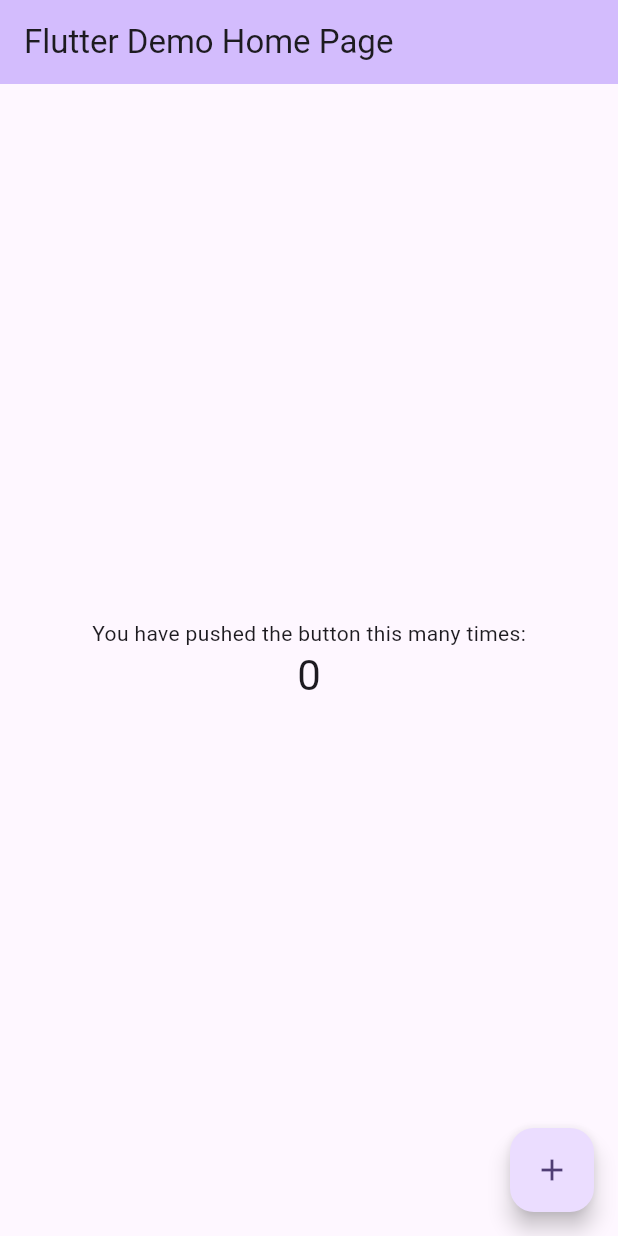
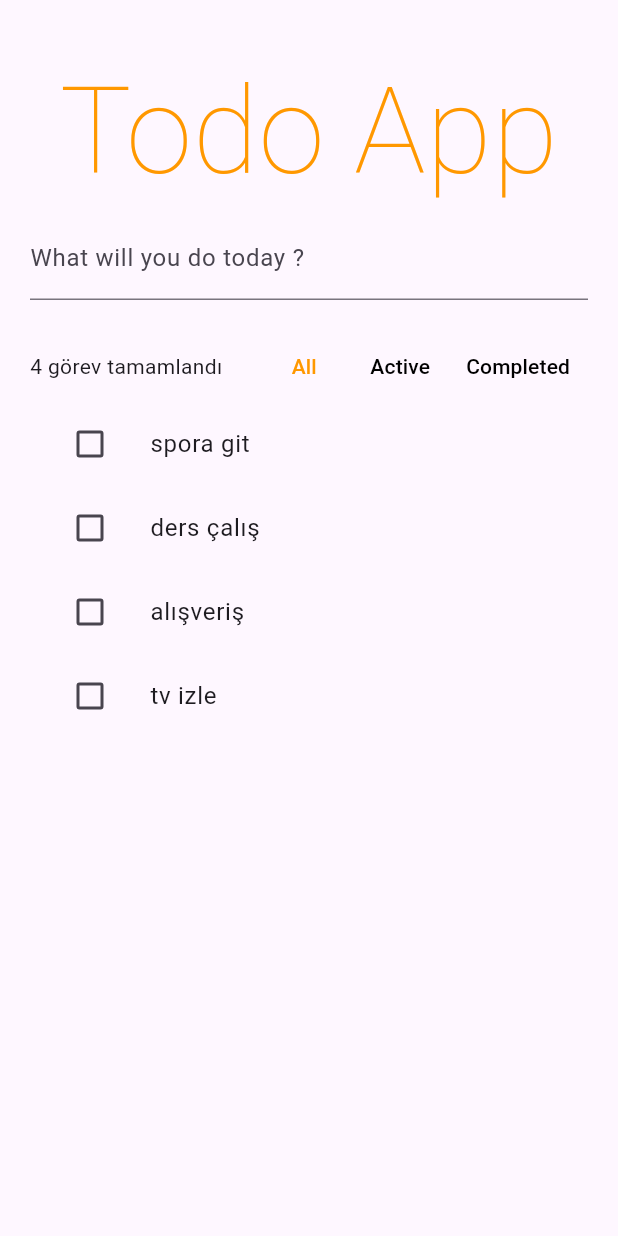
Before and after one commit to suleymanharbelioglu/To-Do-riverpod-used-, a Flutter app: the screen it shows after launch, on a phone screen of 412 x 824 dp. Run offline on Flutter 3.47's test engine with Material 3 defaults, Android fonts, the phone set to English and light mode, and no system bars; our stand-ins replace flutter_riverpod.

```diff
--- a/lib/main.dart
+++ b/lib/main.dart
@@ -1,125 +1,18 @@
 import 'package:flutter/material.dart';
+import 'package:flutter_application_3/todo_app.dart';
+import 'package:flutter_riverpod/flutter_riverpod.dart';
 
-void main() {
-  runApp(const MyApp());
-}
+void main() => runApp(ProviderScope(child: MyApp()));
 
 class MyApp extends StatelessWidget {
   const MyApp({super.key});
 
-  // This widget is the root of your application.
   @override
   Widget build(BuildContext context) {
     return MaterialApp(
-      title: 'Flutter Demo',
-      theme: ThemeData(
-        // This is the theme of your application.
-        //
-        // TRY THIS: Try running your application with "flutter run". You'll see
-        // the application has a purple toolbar. Then, without quitting the app,
-        // try changing the seedColor in the colorScheme below to Colors.green
-        // and then invoke "hot reload" (save your changes or press the "hot
-        // reload" button in a Flutter-supported IDE, or press "r" if you used
-        // the command line to start the app).
-        //
-        // Notice that the counter didn't reset back to zero; the application
-        // state is not lost during the reload. To reset the state, use hot
-        // restart instead.
-        //
-        // This works for code too, not just values: Most code changes can be
-        // tested with just a hot reload.
-        colorScheme: ColorScheme.fromSeed(seedColor: Colors.deepPurple),
-        useMaterial3: true,
-      ),
-      home: const MyHomePage(title: 'Flutter Demo Home Page'),
+      debugShowCheckedModeBanner: false,
+      title: 'Material App',
+      home: TodoApp(),
     );
   }
 }
-
-class MyHomePage extends StatefulWidget {
-  const MyHomePage({super.key, required this.title});
-
-  // This widget is the home page of your application. It is stateful, meaning
-  // that it has a State object (defined below) that contains fields that affect
-  // how it looks.
-
-  // This class is the configuration for the state. It holds the values (in this
-  // case the title) provided by the parent (in this case the App widget) and
-  // used by the build method of the State. Fields in a Widget subclass are
-  // always marked "final".
-
-  final String title;
-
-  @override
-  State<MyHomePage> createState() => _MyHomePageState();
-}
-
-class _MyHomePageState extends State<MyHomePage> {
-  int _counter = 0;
-
-  void _incrementCounter() {
-    setState(() {
-      // This call to setState tells the Flutter framework that something has
-      // changed in this State, which causes it to rerun the build method below
-      // so that the display can reflect the updated values. If we changed
-      // _counter without calling setState(), then the build method would not be
-      // called again, and so nothing would appear to happen.
-      _counter++;
-    });
-  }
-
-  @override
-  Widget build(BuildContext context) {
-    // This method is rerun every time setState is called, for instance as done
-    // by the _incrementCounter method above.
-    //
-    // The Flutter framework has been optimized to make rerunning build methods
-    // fast, so that you can just rebuild anything that needs updating rather
-    // than having to individually change instances of widgets.
-    return Scaffold(
-      appBar: AppBar(
-        // TRY THIS: Try changing the color here to a specific color (to
-        // Colors.amber, perhaps?) and trigger a hot reload to see the AppBar
-        // change color while the other colors stay the same.
-        backgroundColor: Theme.of(context).colorScheme.inversePrimary,
-        // Here we take the value from the MyHomePage object that was created by
-        // the App.build method, and use it to set our appbar title.
-        title: Text(widget.title),
-      ),
-      body: Center(
-        // Center is a layout widget. It takes a single child and positions it
-        // in the middle of the parent.
-        child: Column(
-          // Column is also a layout widget. It takes a list of children and
-          // arranges them vertically. By default, it sizes itself to fit its
-          // children horizontally, and tries to be as tall as its parent.
-          //
-          // Column has various properties to control how it sizes itself and
-          // how it positions its children. Here we use mainAxisAlignment to
-          // center the children vertically; the main axis here is the vertical
-          // axis because Columns are vertical (the cross axis would be
-          // horizontal).
-          //
-          // TRY THIS: Invoke "debug painting" (choose the "Toggle Debug Paint"
-          // action in the IDE, or press "p" in the console), to see the
-          // wireframe for each widget.
-          mainAxisAlignment: MainAxisAlignment.center,
-          children: <Widget>[
-            const Text(
-              'You have pushed the button this many times:',
-            ),
-            Text(
-              '$_counter',
-              style: Theme.of(context).textTheme.headlineMedium,
-            ),
-          ],
-        ),
-      ),
-      floatingActionButton: FloatingActionButton(
-        onPressed: _incrementCounter,
-        tooltip: 'Increment',
-        child: const Icon(Icons.add),
-      ), // This trailing comma makes auto-formatting nicer for build methods.
-    );
-  }
-}
--- /dev/null
+++ b/lib/models/todo_model.dart
@@ -0,0 +1,8 @@
+class TodoModel {
+  final String id;
+  final String description;
+  final bool completed;
+
+  TodoModel(
+      {required this.id, required this.description, this.completed = false});
+}
--- /dev/null
+++ b/lib/providers/all_providers.dart
@@ -0,0 +1,65 @@
+import 'package:flutter_application_3/models/todo_model.dart';
+import 'package:flutter_application_3/providers/todo_list_manager.dart';
+import 'package:flutter_riverpod/flutter_riverpod.dart';
+import 'package:uuid/uuid.dart';
+
+enum TodoListFilter { all, active, completed }
+
+final todoListFilter = StateProvider<TodoListFilter>(
+  (ref) {
+    return TodoListFilter.all;
+  },
+);
+
+final todoListProvider =
+    StateNotifierProvider<TodoListManager, List<TodoModel>>(
+  (ref) {
+    return TodoListManager([
+      TodoModel(id: const Uuid().v4(), description: "spora git"),
+      TodoModel(id: const Uuid().v4(), description: "ders çalış"),
+      TodoModel(id: const Uuid().v4(), description: "alışveriş"),
+      TodoModel(id: const Uuid().v4(), description: "tv izle"),
+    ]);
+  },
+);
+
+final filteredTodoList = Provider<List<TodoModel>>(
+  (ref) {
+    final filter = ref.watch(todoListFilter);
+    final todolist = ref.watch(todoListProvider);
+    switch (filter) {
+      case TodoListFilter.all:
+        return todolist;
+      case TodoListFilter.completed:
+        return todolist
+            .where(
+              (element) => element.completed == true,
+            )
+            .toList();
+      case TodoListFilter.active:
+        return todolist
+            .where(
+              (element) => element.completed == false,
+            )
+            .toList();
+    }
+  },
+);
+
+final unCompletedTodoCount = Provider<int>(
+  (ref) {
+    final allTodo = ref.watch(todoListProvider);
+    final count = allTodo
+        .where(
+          (element) => element.completed == false,
+        )
+        .length;
+    return count;
+  },
+);
+
+final currentTodoProvider = Provider<TodoModel>(
+  (ref) {
+    throw UnimplementedError();
+  },
+);
--- /dev/null
+++ b/lib/providers/todo_list_manager.dart
@@ -0,0 +1,48 @@
+import 'package:flutter_application_3/models/todo_model.dart';
+import 'package:flutter_riverpod/flutter_riverpod.dart';
+import 'package:uuid/uuid.dart';
+
+class TodoListManager extends StateNotifier<List<TodoModel>> {
+  TodoListManager([List<TodoModel>? intialTodos]) : super(intialTodos ?? []);
+
+  void addTodo(String description) {
+    var eklenecekTodo = TodoModel(id: Uuid().v4(), description: description);
+    state = [...state, eklenecekTodo];
+  }
+
+  void toggle(String id) {
+    state = [
+      for (var todo in state)
+        if (todo.id == id)
+          TodoModel(
+              id: todo.id,
+              description: todo.description,
+              completed: !todo.completed)
+        else
+          todo
+    ];
+  }
+
+  void edit({required String id, required String newDescription}) {
+    state = [
+      for (var todo in state)
+        if (todo.id == id)
+          TodoModel(
+              id: id, description: newDescription, completed: todo.completed)
+        else
+          todo
+    ];
+  }
+
+  void remove(TodoModel silinecekTodo) {
+    state = state.where((element) => element.id != silinecekTodo.id).toList();
+  }
+
+  int onCompletedTodoCount() {
+    return state
+        .where(
+          (element) => element.completed == true,
+        )
+        .length;
+  }
+}
--- /dev/null
+++ b/lib/todo_app.dart
@@ -0,0 +1,52 @@
+import 'package:flutter/material.dart';
+import 'package:flutter_application_3/providers/all_providers.dart';
+import 'package:flutter_application_3/widgets/title_widget.dart';
+import 'package:flutter_application_3/widgets/todo_list_item_widget.dart';
+import 'package:flutter_application_3/widgets/toolbar_widget.dart';
+import 'package:flutter_riverpod/flutter_riverpod.dart';
+
+class TodoApp extends ConsumerWidget {
+  TodoApp({super.key});
+  final newTodoController = TextEditingController();
+  @override
+  Widget build(BuildContext context, WidgetRef ref) {
+    var allTodos = ref.watch(filteredTodoList);
+    return Scaffold(
+      body: ListView(
+        padding: EdgeInsets.symmetric(horizontal: 20, vertical: 30),
+        children: [
+          TitleWidget(),
+          TextField(
+            controller: newTodoController,
+            decoration: InputDecoration(
+              labelText: "What will you do today ? ",
+            ),
+            onSubmitted: (newTodo) {
+              ref.read(todoListProvider.notifier).addTodo(newTodo);
+            },
+          ),
+          SizedBox(height: 20),
+          ToolbarWidget(),
+          allTodos.isEmpty
+              ? Center(
+                  child: Text("there is no task"),
+                )
+              : SizedBox(),
+          for (var i = 0; i < allTodos.length; i++)
+            Dismissible(
+              key: ValueKey(allTodos[i].id),
+              onDismissed: (direction) {
+                ref.read(todoListProvider.notifier).remove(allTodos[i]);
+              },
+              child: ProviderScope(
+                overrides: [
+                  currentTodoProvider.overrideWithValue(allTodos[i]),
+                ],
+                child: TodoListItemWidget(),
+              ),
+            ),
+        ],
+      ),
+    );
+  }
+}
--- /dev/null
+++ b/lib/widgets/title_widget.dart
@@ -0,0 +1,18 @@
+import 'package:flutter/material.dart';
+
+class TitleWidget extends StatelessWidget {
+  const TitleWidget({super.key});
+
+  @override
+  Widget build(BuildContext context) {
+    return Text(
+      "Todo App",
+      textAlign: TextAlign.center,
+      style: TextStyle(
+        color: Colors.orange,
+        fontSize: 80,
+        fontWeight: FontWeight.w100,
+      ),
+    );
+  }
+}
--- /dev/null
+++ b/lib/widgets/todo_list_item_widget.dart
@@ -0,0 +1,67 @@
+import 'package:flutter/material.dart';
+import 'package:flutter_application_3/providers/all_providers.dart';
+import 'package:flutter_riverpod/flutter_riverpod.dart';
+
+class TodoListItemWidget extends ConsumerStatefulWidget {
+  const TodoListItemWidget({super.key});
+
+  @override
+  ConsumerState<TodoListItemWidget> createState() => _TodoListItemWidgetState();
+}
+
+class _TodoListItemWidgetState extends ConsumerState<TodoListItemWidget> {
+  late FocusNode _textFocusNode;
+  late TextEditingController _textEditingController;
+  bool _hasFocus = false;
+  @override
+  void initState() {
+    super.initState();
+    _textFocusNode = FocusNode();
+    _textEditingController = TextEditingController();
+  }
+
+  @override
+  void dispose() {
+    _textFocusNode.dispose();
+    _textEditingController.dispose();
+    super.dispose();
+  }
+
+  @override
+  Widget build(BuildContext context) {
+    final currentTodoItem = ref.watch(currentTodoProvider);
+    return Focus(
+      onFocusChange: (isfocused) {
+        if (!isfocused) {
+          setState(() {
+            _hasFocus = false;
+          });
+          ref.read(todoListProvider.notifier).edit(
+              id: currentTodoItem.id,
+              newDescription: _textEditingController.text);
+        }
+      },
+      child: ListTile(
+        onTap: () {
+          setState(() {
+            _hasFocus = true;
+            _textFocusNode.requestFocus();
+            _textEditingController.text = currentTodoItem.description;
+          });
+        },
+        leading: Checkbox(
+          value: currentTodoItem.completed,
+          onChanged: (value) {
+            ref.read(todoListProvider.notifier).toggle(currentTodoItem.id);
+          },
+        ),
+        title: _hasFocus
+            ? TextField(
+                controller: _textEditingController,
+                focusNode: _textFocusNode,
+              )
+            : Text(currentTodoItem.description),
+      ),
+    );
+  }
+}
--- /dev/null
+++ b/lib/widgets/toolbar_widget.dart
@@ -0,0 +1,65 @@
+import 'package:flutter/material.dart';
+import 'package:flutter_application_3/providers/all_providers.dart';
+import 'package:flutter_riverpod/flutter_riverpod.dart';
+
+class ToolbarWidget extends ConsumerWidget {
+  ToolbarWidget({super.key});
+  var _currentFilter = TodoListFilter.all;
+
+  Color changeTextColor(TodoListFilter filt) {
+    return _currentFilter == filt ? Colors.orange : Colors.black;
+  }
+
+  @override
+  Widget build(BuildContext context, WidgetRef ref) {
+    final onCompletedTodoCount = ref.watch(unCompletedTodoCount);
+    _currentFilter = ref.watch(todoListFilter);
+    return Row(
+      mainAxisAlignment: MainAxisAlignment.spaceBetween,
+      children: [
+        Expanded(
+          child: Text(
+            onCompletedTodoCount == 0
+                ? "Tüm görevler ok"
+                : onCompletedTodoCount.toString() + " görev tamamlandı",
+            overflow: TextOverflow.ellipsis,
+          ),
+        ),
+        Tooltip(
+          message: "All Todos",
+          child: TextButton(
+            style: TextButton.styleFrom(
+                foregroundColor: changeTextColor(TodoListFilter.all)),
+            onPressed: () {
+              ref.read(todoListFilter.notifier).state = TodoListFilter.all;
+            },
+            child: Text("All"),
+          ),
+        ),
+        Tooltip(
+          message: "Only Uncompleted Todos",
+          child: TextButton(
+            style: TextButton.styleFrom(
+                foregroundColor: changeTextColor(TodoListFilter.active)),
+            onPressed: () {
+              ref.read(todoListFilter.notifier).state = TodoListFilter.active;
+            },
+            child: Text("Active"),
+          ),
+        ),
+        Tooltip(
+          message: "ONly Completed Todos",
+          child: TextButton(
+            style: TextButton.styleFrom(
+                foregroundColor: changeTextColor(TodoListFilter.completed)),
+            onPressed: () {
+              ref.read(todoListFilter.notifier).state =
+                  TodoListFilter.completed;
+            },
+            child: Text("Completed"),
+          ),
+        ),
+      ],
+    );
+  }
+}
--- a/pubspec.yaml
+++ b/pubspec.yaml
@@ -35,6 +35,8 @@ dependencies:
   # The following adds the Cupertino Icons font to your application.
   # Use with the CupertinoIcons class for iOS style icons.
   cupertino_icons: ^1.0.8
+  flutter_riverpod: ^2.6.1
+  uuid: ^4.5.1
 
 dev_dependencies:
   flutter_test:
```
